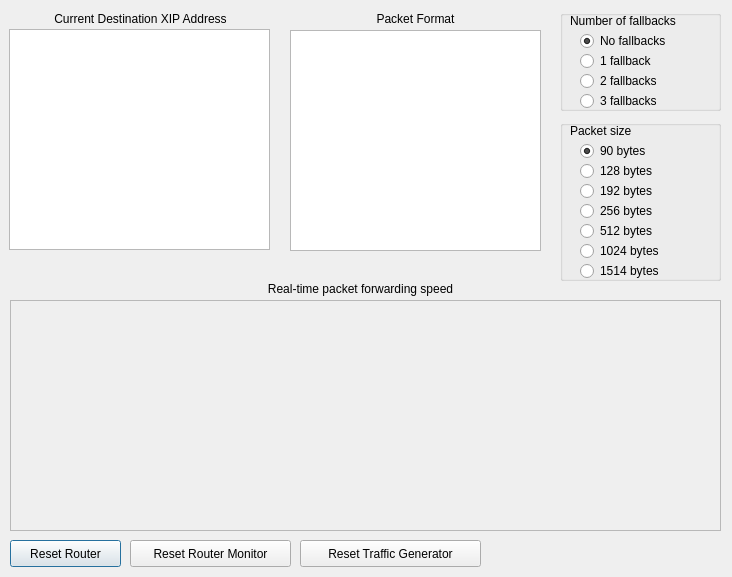
The window that fwd_demo/main.ui (XIA-Project/xia-core) describes before a commit, drawn with Qt 5.
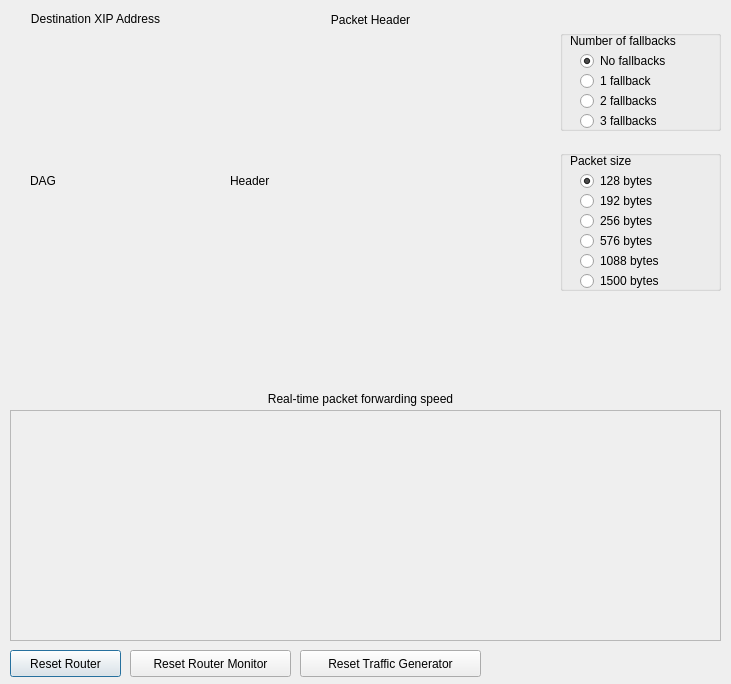
The same window after the commit.

Commit message: shows DAG/header preview on demo; improved perf plotting

What changed in the file:
```diff
--- a/fwd_demo/main.ui
+++ b/fwd_demo/main.ui
@@ -6,8 +6,8 @@
    <rect>
     <x>0</x>
     <y>0</y>
-    <width>732</width>
-    <height>577</height>
+    <width>731</width>
+    <height>684</height>
    </rect>
   </property>
   <property name="windowTitle">
@@ -16,22 +16,12 @@
   <property name="modal">
    <bool>false</bool>
   </property>
-  <widget class="QGraphicsView" name="graphicsView_DAG">
-   <property name="geometry">
-    <rect>
-     <x>9</x>
-     <y>29</y>
-     <width>261</width>
-     <height>221</height>
-    </rect>
-   </property>
-  </widget>
   <widget class="QLabel" name="label">
    <property name="geometry">
     <rect>
      <x>10</x>
      <y>10</y>
-     <width>261</width>
+     <width>171</width>
      <height>17</height>
     </rect>
    </property>
@@ -42,7 +32,7 @@
     </sizepolicy>
    </property>
    <property name="text">
-    <string>Current Destination XIP Address</string>
+    <string>Destination XIP Address</string>
    </property>
    <property name="scaledContents">
     <bool>false</bool>
@@ -54,10 +44,10 @@
   <widget class="QLabel" name="label_2">
    <property name="geometry">
     <rect>
-     <x>290</x>
+     <x>200</x>
      <y>10</y>
-     <width>251</width>
-     <height>17</height>
+     <width>341</width>
+     <height>20</height>
     </rect>
    </property>
    <property name="sizePolicy">
@@ -70,7 +60,7 @@
     <enum>QFrame::Plain</enum>
    </property>
    <property name="text">
-    <string>Packet Format</string>
+    <string>Packet Header</string>
    </property>
    <property name="scaledContents">
     <bool>false</bool>
@@ -79,21 +69,11 @@
     <set>Qt::AlignCenter</set>
    </property>
   </widget>
-  <widget class="QGraphicsView" name="graphicsView_Packet">
-   <property name="geometry">
-    <rect>
-     <x>290</x>
-     <y>30</y>
-     <width>251</width>
-     <height>221</height>
-    </rect>
-   </property>
-  </widget>
   <widget class="QGroupBox" name="groupBox">
    <property name="geometry">
     <rect>
      <x>560</x>
-     <y>10</y>
+     <y>30</y>
      <width>161</width>
      <height>101</height>
     </rect>
@@ -192,9 +172,9 @@
    <property name="geometry">
     <rect>
      <x>560</x>
-     <y>120</y>
+     <y>150</y>
      <width>161</width>
-     <height>161</height>
+     <height>141</height>
     </rect>
    </property>
    <property name="sizePolicy">
@@ -210,7 +190,7 @@
     <property name="geometry">
      <rect>
       <x>20</x>
-      <y>40</y>
+      <y>20</y>
       <width>114</width>
       <height>22</height>
      </rect>
@@ -219,14 +199,14 @@
      <string>128 bytes</string>
     </property>
     <property name="checked">
-     <bool>false</bool>
+     <bool>true</bool>
     </property>
    </widget>
    <widget class="QRadioButton" name="radioButton_PS_256">
     <property name="geometry">
      <rect>
       <x>20</x>
-      <y>80</y>
+      <y>60</y>
       <width>114</width>
       <height>22</height>
      </rect>
@@ -235,7 +215,20 @@
      <string>256 bytes</string>
     </property>
    </widget>
-   <widget class="QRadioButton" name="radioButton_PS_512">
+   <widget class="QRadioButton" name="radioButton_PS_576">
+    <property name="geometry">
+     <rect>
+      <x>20</x>
+      <y>80</y>
+      <width>114</width>
+      <height>22</height>
+     </rect>
+    </property>
+    <property name="text">
+     <string>576 bytes</string>
+    </property>
+   </widget>
+   <widget class="QRadioButton" name="radioButton_PS_1088">
     <property name="geometry">
      <rect>
       <x>20</x>
@@ -245,20 +238,7 @@
      </rect>
     </property>
     <property name="text">
-     <string>512 bytes</string>
-    </property>
-   </widget>
-   <widget class="QRadioButton" name="radioButton_PS_1024">
-    <property name="geometry">
-     <rect>
-      <x>20</x>
-      <y>120</y>
-      <width>114</width>
-      <height>22</height>
-     </rect>
-    </property>
-    <property name="text">
-     <string>1024 bytes</string>
+     <string>1088 bytes</string>
     </property>
    </widget>
    <widget class="QLabel" name="label_4">
@@ -290,20 +270,20 @@
     <property name="geometry">
      <rect>
       <x>20</x>
-      <y>140</y>
+      <y>120</y>
       <width>114</width>
       <height>22</height>
      </rect>
     </property>
     <property name="text">
-     <string>1514 bytes</string>
+     <string>1500 bytes</string>
     </property>
    </widget>
    <widget class="QRadioButton" name="radioButton_PS_192">
     <property name="geometry">
      <rect>
       <x>20</x>
-      <y>60</y>
+      <y>40</y>
       <width>114</width>
       <height>22</height>
      </rect>
@@ -315,28 +295,12 @@
      <bool>false</bool>
     </property>
    </widget>
-   <widget class="QRadioButton" name="radioButton_PS_90">
-    <property name="geometry">
-     <rect>
-      <x>20</x>
-      <y>20</y>
-      <width>114</width>
-      <height>22</height>
-     </rect>
-    </property>
-    <property name="text">
-     <string>90 bytes</string>
-    </property>
-    <property name="checked">
-     <bool>true</bool>
-    </property>
-   </widget>
   </widget>
   <widget class="QLabel" name="label_5">
    <property name="geometry">
     <rect>
      <x>230</x>
-     <y>280</y>
+     <y>390</y>
      <width>261</width>
      <height>17</height>
     </rect>
@@ -361,7 +325,7 @@
    <property name="geometry">
     <rect>
      <x>10</x>
-     <y>540</y>
+     <y>650</y>
      <width>111</width>
      <height>27</height>
     </rect>
@@ -377,7 +341,7 @@
    <property name="geometry">
     <rect>
      <x>300</x>
-     <y>540</y>
+     <y>650</y>
      <width>181</width>
      <height>27</height>
     </rect>
@@ -390,7 +354,7 @@
    <property name="geometry">
     <rect>
      <x>130</x>
-     <y>540</y>
+     <y>650</y>
      <width>161</width>
      <height>27</height>
     </rect>
@@ -406,7 +370,7 @@
    <property name="geometry">
     <rect>
      <x>10</x>
-     <y>300</y>
+     <y>410</y>
      <width>711</width>
      <height>231</height>
     </rect>
@@ -418,6 +382,32 @@
     <enum>QFrame::Raised</enum>
    </property>
   </widget>
+  <widget class="QLabel" name="label_Header">
+   <property name="geometry">
+    <rect>
+     <x>230</x>
+     <y>30</y>
+     <width>281</width>
+     <height>301</height>
+    </rect>
+   </property>
+   <property name="text">
+    <string>Header</string>
+   </property>
+  </widget>
+  <widget class="QLabel" name="label_DAG">
+   <property name="geometry">
+    <rect>
+     <x>30</x>
+     <y>110</y>
+     <width>151</width>
+     <height>141</height>
+    </rect>
+   </property>
+   <property name="text">
+    <string>DAG</string>
+   </property>
+  </widget>
  </widget>
  <resources/>
  <connections/>
```
Left out of the diff: 2 changed lines with no effect on the pictures. The commit also changes 22 other files.
